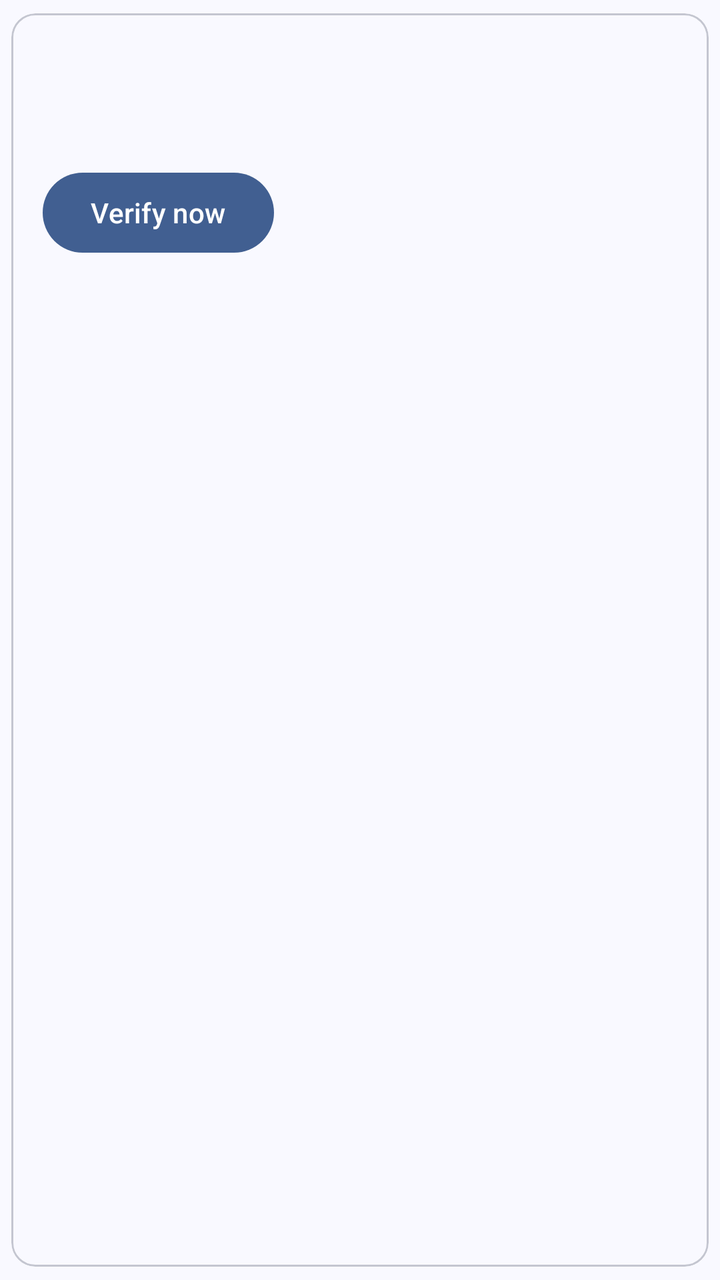
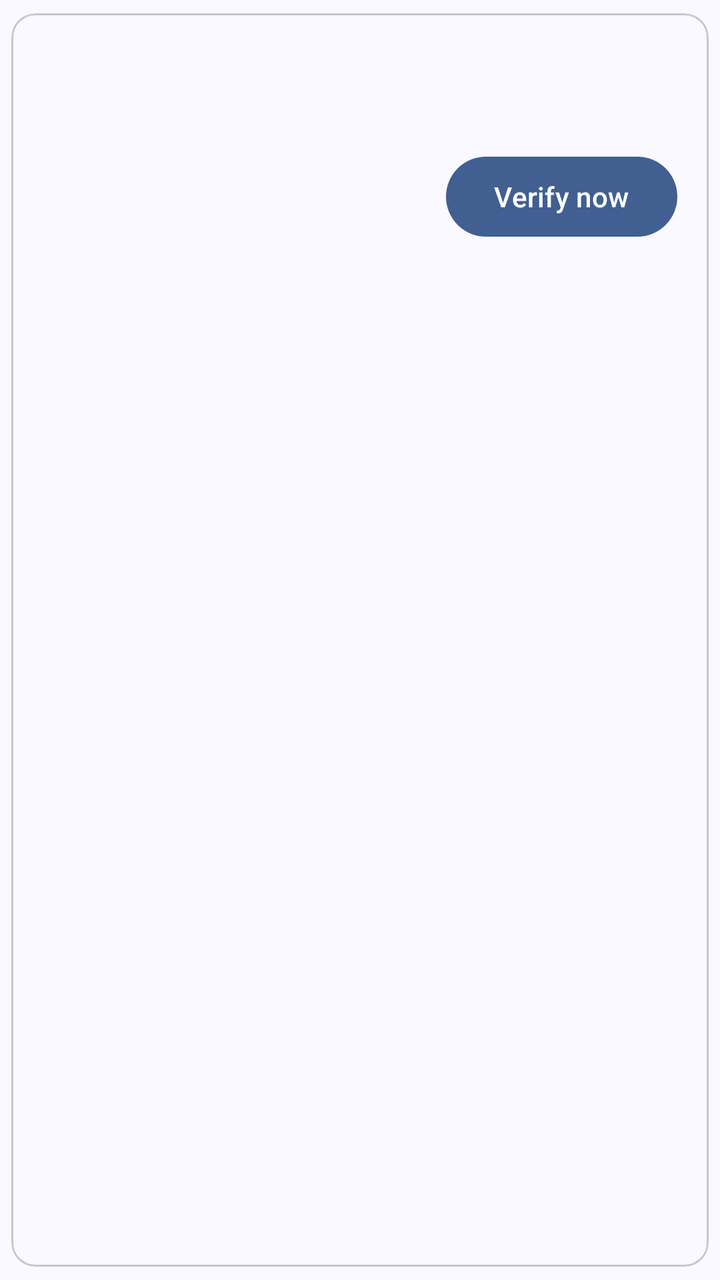

An Android layout rendered at two revisions. The XML below is the earlier revision; the diff shows what the commit changed to produce the second picture.
<!-- AndroidManifest.xml: application theme Theme.Keyheimer -->
<!-- res/layout/item_secret.xml -->
<?xml version="1.0" encoding="utf-8"?>
<com.google.android.material.card.MaterialCardView
    xmlns:android="http://schemas.android.com/apk/res/android"
    xmlns:app="http://schemas.android.com/apk/res-auto"
    android:layout_width="match_parent"
    android:layout_height="wrap_content"
    android:layout_marginEnd="8dp"
    android:layout_marginStart="8dp"
    android:clickable="true"
    android:focusable="true"
    app:cardElevation="0dp"
    app:cardUseCompatPadding="true"
    app:cardBackgroundColor="?attr/colorSurface"
    style="@style/Widget.Material3.CardView.Outlined">

    <LinearLayout
        android:layout_width="match_parent"
        android:layout_height="wrap_content"
        android:orientation="vertical"
        android:padding="16dp">

        <com.google.android.material.textview.MaterialTextView
            android:id="@+id/text_secret_name"
            android:layout_width="match_parent"
            android:layout_height="wrap_content"
            android:fontFamily="serif"
            android:textAppearance="?attr/textAppearanceTitleMedium" />

        <com.google.android.material.textview.MaterialTextView
            android:id="@+id/text_secret_subtitle"
            android:layout_width="match_parent"
            android:layout_height="wrap_content"
            android:layout_marginTop="8dp"
            android:textAppearance="?attr/textAppearanceBodyMedium"
            android:textColor="?attr/colorOnSurfaceVariant" />

        <LinearLayout
            android:layout_width="match_parent"
            android:layout_height="wrap_content"
            android:layout_marginTop="12dp"
            android:gravity="center_vertical"
            android:orientation="horizontal">

            <com.google.android.material.button.MaterialButton
                android:id="@+id/button_verify_now"
                android:layout_width="wrap_content"
                android:layout_height="wrap_content"
                android:text="@string/tooltip_verify" />
        </LinearLayout>
    </LinearLayout>
</com.google.android.material.card.MaterialCardView>
<!-- resources referenced by this layout -->
<resources>
  <string name="tooltip_verify">Verify now</string>
  <color name="md_theme_primary">#415F91</color>
  <color name="md_theme_onPrimary">#FFFFFF</color>
  <color name="md_theme_primaryContainer">#D6E3FF</color>
  <color name="md_theme_onPrimaryContainer">#284777</color>
  <color name="md_theme_secondary">#565F71</color>
  <color name="md_theme_onSecondary">#FFFFFF</color>
  <color name="md_theme_secondaryContainer">#DAE2F9</color>
  <color name="md_theme_onSecondaryContainer">#3E4759</color>
  <color name="md_theme_tertiary">#705575</color>
  <color name="md_theme_onTertiary">#FFFFFF</color>
  <color name="md_theme_tertiaryContainer">#FAD8FD</color>
  <color name="md_theme_onTertiaryContainer">#573E5C</color>
  <color name="md_theme_error">#BA1A1A</color>
  <color name="md_theme_onError">#FFFFFF</color>
  <color name="md_theme_errorContainer">#FFDAD6</color>
  <color name="md_theme_onErrorContainer">#93000A</color>
  <color name="md_theme_background">#F9F9FF</color>
  <color name="md_theme_onBackground">#191C20</color>
  <color name="md_theme_surface">#F9F9FF</color>
  <color name="md_theme_onSurface">#191C20</color>
  <color name="md_theme_surfaceVariant">#E0E2EC</color>
  <color name="md_theme_onSurfaceVariant">#44474E</color>
  <color name="md_theme_outline">#74777F</color>
  <color name="md_theme_outlineVariant">#C4C6D0</color>
  <color name="md_theme_inverseSurface">#2E3036</color>
  <color name="md_theme_inverseOnSurface">#F0F0F7</color>
  <color name="md_theme_inversePrimary">#AAC7FF</color>
  <color name="md_theme_primaryFixed">#D6E3FF</color>
  <color name="md_theme_onPrimaryFixed">#001B3E</color>
  <color name="md_theme_primaryFixedDim">#AAC7FF</color>
  <color name="md_theme_onPrimaryFixedVariant">#284777</color>
  <color name="md_theme_secondaryFixed">#DAE2F9</color>
  <color name="md_theme_onSecondaryFixed">#131C2B</color>
  <color name="md_theme_secondaryFixedDim">#BEC6DC</color>
  <color name="md_theme_onSecondaryFixedVariant">#3E4759</color>
  <color name="md_theme_tertiaryFixed">#FAD8FD</color>
  <color name="md_theme_onTertiaryFixed">#28132E</color>
  <color name="md_theme_tertiaryFixedDim">#DDBCE0</color>
  <color name="md_theme_onTertiaryFixedVariant">#573E5C</color>
  <color name="md_theme_surfaceDim">#D9D9E0</color>
  <color name="md_theme_surfaceBright">#F9F9FF</color>
  <color name="md_theme_surfaceContainerLowest">#FFFFFF</color>
  <color name="md_theme_surfaceContainerLow">#F3F3FA</color>
  <color name="md_theme_surfaceContainer">#EDEDF4</color>
  <color name="md_theme_surfaceContainerHigh">#E7E8EE</color>
  <color name="md_theme_surfaceContainerHighest">#E2E2E9</color>
  <style name="Theme.Keyheimer.AlertDialog" parent="ThemeOverlay.Material3.MaterialAlertDialog">
          <item name="backgroundTint">?attr/colorSurfaceContainerHigh</item>
          <item name="android:textColor">?attr/colorOnSurface</item>
          <item name="dialogCornerRadius">28dp</item>
          <item name="buttonBarPositiveButtonStyle">@style/Widget.Material3.Button.TextButton.Dialog</item>
          <item name="buttonBarNegativeButtonStyle">@style/Widget.Material3.Button.TextButton.Dialog</item>
          <item name="buttonBarNeutralButtonStyle">@style/Widget.Material3.Button.TextButton.Dialog.Flush</item>
      </style>
  <!-- unchanged entries left out for length: 1 -->
</resources>

<!-- the commit's change to res/layout/item_secret.xml (unified diff, before → after) -->
@@ -2,16 +2,15 @@
 <com.google.android.material.card.MaterialCardView
     xmlns:android="http://schemas.android.com/apk/res/android"
     xmlns:app="http://schemas.android.com/apk/res-auto"
-    android:layout_width="match_parent"
-    android:layout_height="wrap_content"
+    app:cardUseCompatPadding="true"
+    android:layout_marginStart="8dp"
     android:layout_marginEnd="8dp"
-    android:layout_marginStart="8dp"
+    style="@style/Widget.Material3.CardView.Outlined"
+    app:cardBackgroundColor="?attr/colorSurface"
     android:clickable="true"
     android:focusable="true"
-    app:cardElevation="0dp"
-    app:cardUseCompatPadding="true"
-    app:cardBackgroundColor="?attr/colorSurface"
-    style="@style/Widget.Material3.CardView.Outlined">
+    android:layout_width="match_parent"
+    android:layout_height="wrap_content">
 
     <LinearLayout
         android:layout_width="match_parent"
@@ -24,28 +23,32 @@
             android:layout_width="match_parent"
             android:layout_height="wrap_content"
             android:fontFamily="serif"
+            android:textColor="?attr/colorPrimary"
             android:textAppearance="?attr/textAppearanceTitleMedium" />
 
         <com.google.android.material.textview.MaterialTextView
             android:id="@+id/text_secret_subtitle"
             android:layout_width="match_parent"
             android:layout_height="wrap_content"
-            android:layout_marginTop="8dp"
+            android:layout_marginTop="4dp"
             android:textAppearance="?attr/textAppearanceBodyMedium"
             android:textColor="?attr/colorOnSurfaceVariant" />
 
-        <LinearLayout
+        <com.google.android.material.textview.MaterialTextView
+            android:id="@+id/text_secret_stats"
             android:layout_width="match_parent"
             android:layout_height="wrap_content"
-            android:layout_marginTop="12dp"
-            android:gravity="center_vertical"
-            android:orientation="horizontal">
+            android:layout_marginTop="2dp"
+            android:textAppearance="?attr/textAppearanceLabelSmall"
+            android:textColor="?attr/colorOnSurfaceVariant"
+            android:visibility="gone" />
 
-            <com.google.android.material.button.MaterialButton
-                android:id="@+id/button_verify_now"
-                android:layout_width="wrap_content"
-                android:layout_height="wrap_content"
-                android:text="@string/tooltip_verify" />
-        </LinearLayout>
+        <com.google.android.material.button.MaterialButton
+            android:id="@+id/button_verify_now"
+            android:layout_width="wrap_content"
+            android:layout_height="wrap_content"
+            android:layout_gravity="end"
+            android:layout_marginTop="8dp"
+            android:text="@string/tooltip_verify" />
     </LinearLayout>
 </com.google.android.material.card.MaterialCardView>
